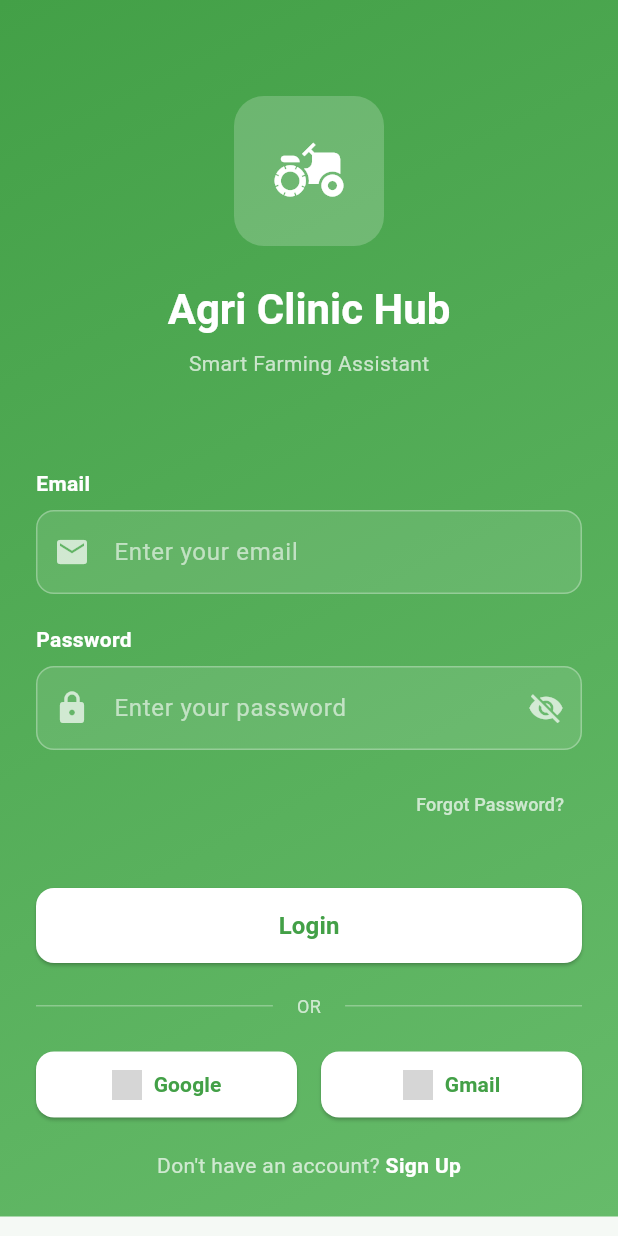
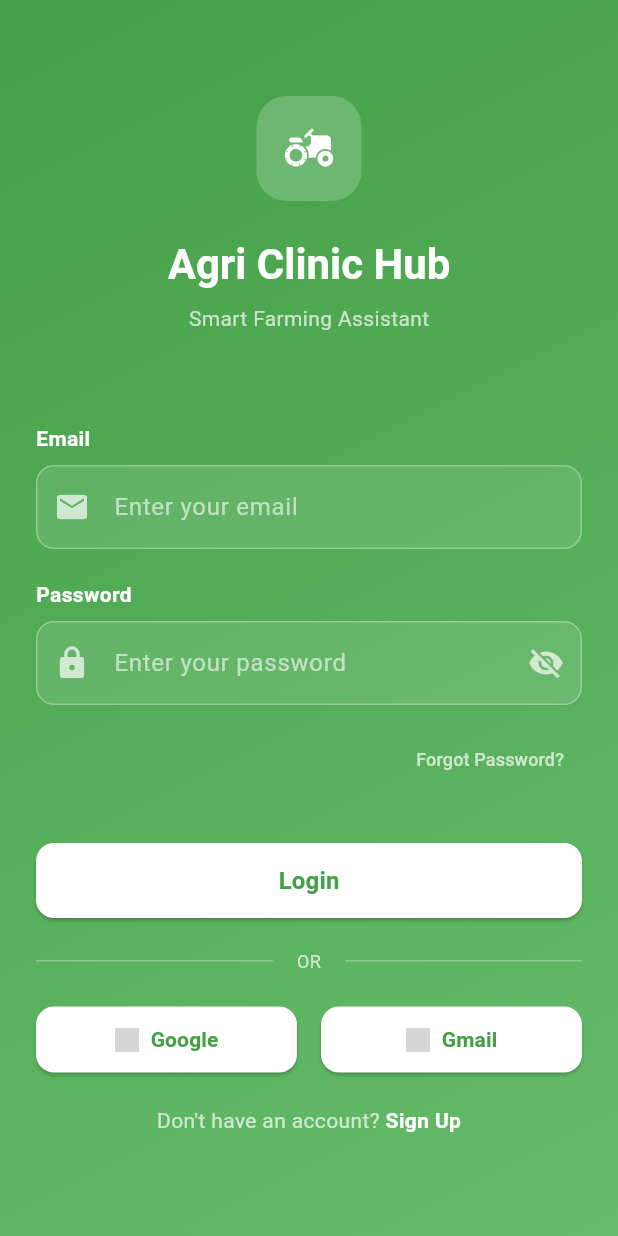
Before and after one commit to Yvonne-Wanja-1/agrinew, a Flutter app: the screen it shows after launch, on a phone screen of 412 x 824 dp. Run offline on Flutter 3.47's test engine with Material 3 defaults, Android fonts, the phone set to English and light mode, and no system bars; our stand-ins replace cloud_firestore, connectivity_plus, curved_navigation_bar, firebase_auth, firebase_core, firebase_storage and 6 more; accounts and stored records are empty; grey boxes are pictures that could not be loaded.

Commit message:
Changes to be committed: 	modified:   lib/features/auth/presentation/screens/login_screen.dart 	modified:   lib/features/auth/presentation/screens/signup_screen.dart

```diff
--- a/lib/features/auth/presentation/screens/login_screen.dart
+++ b/lib/features/auth/presentation/screens/login_screen.dart
@@ -96,25 +96,30 @@ class _LoginScreenState extends State<LoginScreen> {
           ),
         ),
         child: SafeArea(
-          child: SingleChildScrollView(
-            padding: const EdgeInsets.all(24.0),
           child: Form(
             key: _formKey,
+            child: Column(
+              crossAxisAlignment: CrossAxisAlignment.start,
+              children: [
+                Expanded(
+                  child: SingleChildScrollView(
+                    child: Padding(
+                      padding: const EdgeInsets.all(24.0),
                       child: Column(
                         crossAxisAlignment: CrossAxisAlignment.start,
                         children: [
                           const SizedBox(height: 40),
                           Center(
                             child: Container(
-                      width: 100,
-                      height: 100,
+                              width: 70,
+                              height: 70,
                               decoration: BoxDecoration(
                                 color: Colors.white.withOpacity(0.2),
                                 borderRadius: BorderRadius.circular(20),
                               ),
                               child: Icon(
                                 Icons.agriculture,
-                        size: 50,
+                                size: 35,
                                 color: Colors.white,
                               ),
                             ),
@@ -125,7 +130,9 @@ class _LoginScreenState extends State<LoginScreen> {
                               children: [
                                 Text(
                                   'Agri Clinic Hub',
-                          style: Theme.of(context).textTheme.headlineMedium
+                                  style: Theme.of(context)
+                                      .textTheme
+                                      .headlineMedium
                                       ?.copyWith(
                                         color: Colors.white,
                                         fontWeight: FontWeight.bold,
@@ -167,9 +174,14 @@ class _LoginScreenState extends State<LoginScreen> {
                               ),
                               focusedBorder: OutlineInputBorder(
                                 borderRadius: BorderRadius.circular(12),
-                        borderSide: const BorderSide(color: Colors.white),
+                                borderSide: const BorderSide(
+                                  color: Colors.white,
                                 ),
-                      prefixIcon: Icon(Icons.email, color: Colors.white70),
+                              ),
+                              prefixIcon: Icon(
+                                Icons.email,
+                                color: Colors.white70,
+                              ),
                             ),
                             keyboardType: TextInputType.emailAddress,
                             validator: (value) {
@@ -210,9 +222,14 @@ class _LoginScreenState extends State<LoginScreen> {
                               ),
                               focusedBorder: OutlineInputBorder(
                                 borderRadius: BorderRadius.circular(12),
-                        borderSide: const BorderSide(color: Colors.white),
+                                borderSide: const BorderSide(
+                                  color: Colors.white,
                                 ),
-                      prefixIcon: Icon(Icons.lock, color: Colors.white70),
+                              ),
+                              prefixIcon: Icon(
+                                Icons.lock,
+                                color: Colors.white70,
+                              ),
                               suffixIcon: IconButton(
                                 icon: Icon(
                                   _obscurePassword
@@ -221,7 +238,9 @@ class _LoginScreenState extends State<LoginScreen> {
                                   color: Colors.white70,
                                 ),
                                 onPressed: () {
-                          setState(() => _obscurePassword = !_obscurePassword);
+                                  setState(
+                                    () => _obscurePassword = !_obscurePassword,
+                                  );
                                 },
                               ),
                             ),
@@ -242,13 +261,18 @@ class _LoginScreenState extends State<LoginScreen> {
                               onPressed: () {
                                 ScaffoldMessenger.of(context).showSnackBar(
                                   const SnackBar(
-                            content: Text('Password reset feature coming soon'),
+                                    content: Text(
+                                      'Password reset feature coming soon',
+                                    ),
                                   ),
                                 );
                               },
                               child: Text(
                                 'Forgot Password?',
-                        style: TextStyle(color: Colors.white70, fontSize: 12),
+                                style: TextStyle(
+                                  color: Colors.white70,
+                                  fontSize: 12,
+                                ),
                               ),
                             ),
                           ),
@@ -290,10 +314,15 @@ class _LoginScreenState extends State<LoginScreen> {
                             children: [
                               Expanded(child: Divider(color: Colors.white30)),
                               Padding(
-                        padding: const EdgeInsets.symmetric(horizontal: 16),
+                                padding: const EdgeInsets.symmetric(
+                                  horizontal: 16,
+                                ),
                                 child: Text(
                                   'OR',
-                          style: TextStyle(color: Colors.white70, fontSize: 12),
+                                  style: TextStyle(
+                                    color: Colors.white70,
+                                    fontSize: 12,
+                                  ),
                                 ),
                               ),
                               Expanded(child: Divider(color: Colors.white30)),
@@ -305,18 +334,22 @@ class _LoginScreenState extends State<LoginScreen> {
                             children: [
                               Expanded(
                                 child: ElevatedButton.icon(
-                          onPressed: _isLoading ? null : _handleGoogleSignIn,
+                                  onPressed: _isLoading
+                                      ? null
+                                      : _handleGoogleSignIn,
                                   style: ElevatedButton.styleFrom(
                                     backgroundColor: Colors.white,
                                     shape: RoundedRectangleBorder(
                                       borderRadius: BorderRadius.circular(12),
                                     ),
-                            padding: const EdgeInsets.symmetric(vertical: 12),
+                                    padding: const EdgeInsets.symmetric(
+                                      vertical: 12,
+                                    ),
                                   ),
                                   icon: Image.asset(
                                     'assets/images/google.png',
-                            width: 20,
-                            height: 20,
+                                    width: 16,
+                                    height: 16,
                                   ),
                                   label: Text(
                                     'Google',
@@ -331,18 +364,22 @@ class _LoginScreenState extends State<LoginScreen> {
                               const SizedBox(width: 16),
                               Expanded(
                                 child: ElevatedButton.icon(
-                          onPressed: _isLoading ? null : _handleGoogleSignIn,
+                                  onPressed: _isLoading
+                                      ? null
+                                      : _handleGoogleSignIn,
                                   style: ElevatedButton.styleFrom(
                                     backgroundColor: Colors.white,
                                     shape: RoundedRectangleBorder(
                                       borderRadius: BorderRadius.circular(12),
                                     ),
-                            padding: const EdgeInsets.symmetric(vertical: 12),
+                                    padding: const EdgeInsets.symmetric(
+                                      vertical: 12,
+                                    ),
                                   ),
                                   icon: Image.asset(
                                     'assets/images/gmail.png',
-                            width: 20,
-                            height: 20,
+                                    width: 16,
+                                    height: 16,
                                   ),
                                   label: Text(
                                     'Gmail',
@@ -383,6 +420,10 @@ class _LoginScreenState extends State<LoginScreen> {
                     ),
                   ),
                 ),
+              ],
+            ),
+          ),
+        ),
       ),
     );
   }
```
Also changed, not shown: lib/features/auth/presentation/screens/signup_screen.dart (+13 -9 lines). Lines whose indentation alone changed are shown as unchanged.
